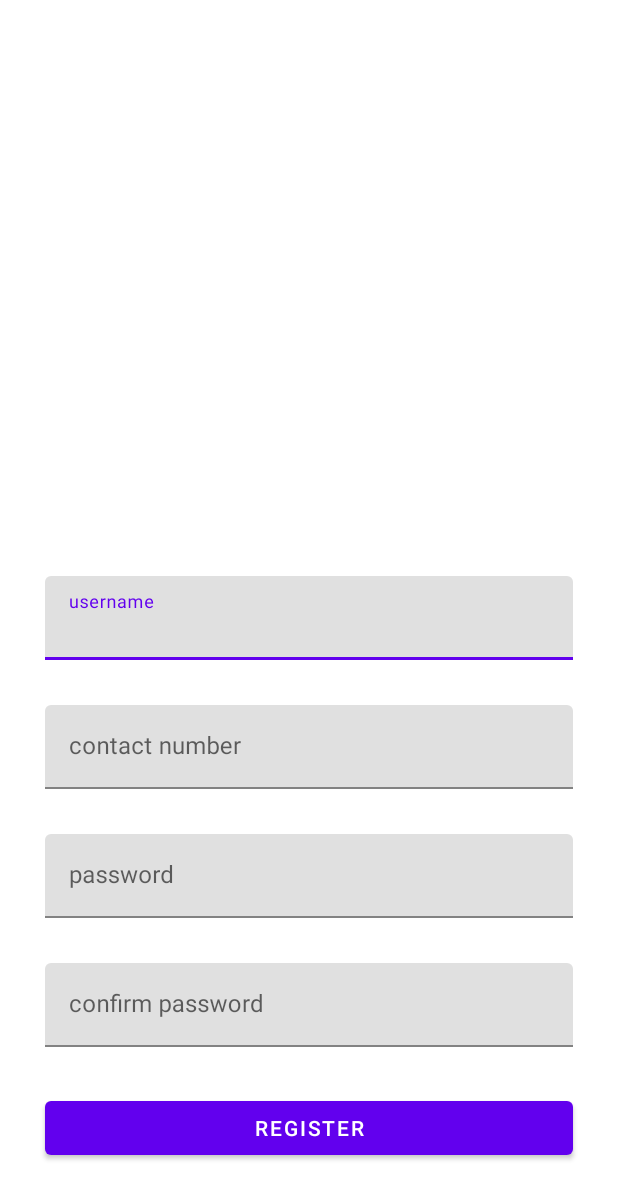
After one commit to AnamAcharya/sahayatri, an Android app: the layout activity_register.xml on its own in the app's theme, with its tools: preview values and no code run, on a phone screen of 412 x 824 dp. The commit adds this screen. Shown: the top 1199 px of the screen. Run offline under Robolectric (Android 15) with nearby library versions, the phone set to English and light mode, and no system bars.

Commit message:
register UI

```diff
--- a/app/src/main/AndroidManifest.xml
+++ b/app/src/main/AndroidManifest.xml
@@ -10,6 +10,9 @@
         android:supportsRtl="true"
         android:theme="@style/Theme.Sahayatri">
         <activity
+            android:name=".RegisterActivity"
+            android:exported="false" />
+        <activity
             android:name=".MainActivity"
             android:exported="true">
             <intent-filter>
--- a/app/src/main/java/com/anam/sahayatri/MainActivity.kt
+++ b/app/src/main/java/com/anam/sahayatri/RegisterActivity.kt
@@ -3,9 +3,9 @@ package com.anam.sahayatri
 import androidx.appcompat.app.AppCompatActivity
 import android.os.Bundle
 
-class MainActivity : AppCompatActivity() {
+class RegisterActivity : AppCompatActivity() {
     override fun onCreate(savedInstanceState: Bundle?) {
         super.onCreate(savedInstanceState)
-        setContentView(R.layout.activity_main)
+        setContentView(R.layout.activity_register)
     }
 }
--- a/app/src/main/res/layout/activity_main.xml
+++ /dev/null
@@ -1,18 +0,0 @@
-<?xml version="1.0" encoding="utf-8"?>
-<androidx.constraintlayout.widget.ConstraintLayout xmlns:android="http://schemas.android.com/apk/res/android"
-    xmlns:app="http://schemas.android.com/apk/res-auto"
-    xmlns:tools="http://schemas.android.com/tools"
-    android:layout_width="match_parent"
-    android:layout_height="match_parent"
-    tools:context=".MainActivity">
-
-    <TextView
-        android:layout_width="wrap_content"
-        android:layout_height="wrap_content"
-        android:text="Hello World!"
-        app:layout_constraintBottom_toBottomOf="parent"
-        app:layout_constraintLeft_toLeftOf="parent"
-        app:layout_constraintRight_toRightOf="parent"
-        app:layout_constraintTop_toTopOf="parent" />
-
-</androidx.constraintlayout.widget.ConstraintLayout>
--- /dev/null
+++ b/app/src/main/res/layout/activity_register.xml
@@ -0,0 +1,128 @@
+<?xml version="1.0" encoding="utf-8"?>
+<androidx.constraintlayout.widget.ConstraintLayout xmlns:android="http://schemas.android.com/apk/res/android"
+    xmlns:app="http://schemas.android.com/apk/res-auto"
+    xmlns:tools="http://schemas.android.com/tools"
+    android:layout_width="match_parent"
+    android:layout_height="match_parent"
+    tools:context=".RegisterActivity">
+
+
+    <com.google.android.material.textfield.TextInputLayout
+        android:id="@+id/tvusername"
+        android:layout_width="match_parent"
+        android:layout_height="wrap_content"
+
+
+        android:layout_marginStart="30dp"
+        android:layout_marginEnd="30dp"
+
+        app:layout_constraintBottom_toBottomOf="parent"
+        app:layout_constraintEnd_toEndOf="parent"
+        app:layout_constraintStart_toStartOf="parent"
+
+
+        app:layout_constraintTop_toTopOf="parent"
+
+
+        >
+
+        <EditText
+            android:id="@+id/edusername"
+            android:layout_width="match_parent"
+            android:layout_height="wrap_content"
+            android:hint="username"
+
+            tools:ignore="SpeakableTextPresentCheck"></EditText>
+
+    </com.google.android.material.textfield.TextInputLayout>
+
+    <com.google.android.material.textfield.TextInputLayout
+        android:id="@+id/tvcontact"
+        android:layout_width="match_parent"
+
+
+        android:layout_height="wrap_content"
+        android:layout_marginStart="30dp"
+        android:layout_marginTop="30dp"
+
+        android:layout_marginEnd="30dp"
+        app:layout_constraintEnd_toEndOf="parent"
+        app:layout_constraintStart_toStartOf="parent"
+
+        app:layout_constraintTop_toBottomOf="@id/tvusername"
+
+        >
+
+        <EditText
+            android:id="@+id/edcontact"
+            android:layout_width="match_parent"
+            android:layout_height="wrap_content"
+            android:hint="contact number"
+
+            tools:ignore="SpeakableTextPresentCheck,DuplicateClickableBoundsCheck"></EditText>
+
+    </com.google.android.material.textfield.TextInputLayout>
+
+
+    <com.google.android.material.textfield.TextInputLayout
+        android:id="@+id/tvpassword"
+        android:layout_width="match_parent"
+
+        android:layout_height="wrap_content"
+
+        android:layout_marginStart="30dp"
+        android:layout_marginTop="30dp"
+        android:layout_marginEnd="30dp"
+
+        app:layout_constraintEnd_toEndOf="parent"
+        app:layout_constraintStart_toStartOf="parent"
+
+        app:layout_constraintTop_toBottomOf="@id/tvcontact"
+
+
+        >
+
+        <EditText
+            android:id="@+id/edpassword"
+            android:layout_width="match_parent"
+            android:layout_height="wrap_content"
+            android:hint="password"
+
+            ></EditText>
+
+    </com.google.android.material.textfield.TextInputLayout>
+
+    <com.google.android.material.textfield.TextInputLayout
+        android:id="@+id/tvcpassword"
+        android:layout_width="match_parent"
+
+        android:layout_height="wrap_content"
+        android:layout_marginStart="30dp"
+        android:layout_marginTop="30dp"
+
+        android:layout_marginEnd="30dp"
+        app:layout_constraintEnd_toEndOf="parent"
+        app:layout_constraintStart_toStartOf="parent"
+        app:layout_constraintTop_toBottomOf="@id/tvpassword">
+
+        <EditText
+            android:id="@+id/cpassword"
+            android:layout_width="match_parent"
+            android:layout_height="wrap_content"
+            android:hint="confirm password"
+
+            ></EditText>
+
+    </com.google.android.material.textfield.TextInputLayout>
+
+    <Button
+        android:id="@+id/btnregister"
+        android:layout_width="match_parent"
+        android:layout_height="wrap_content"
+        android:layout_margin="30dp"
+        android:text="register"
+        app:layout_constraintTop_toBottomOf="@id/tvcpassword"
+
+        ></Button>
+
+</androidx.constraintlayout.widget.ConstraintLayout>
```
